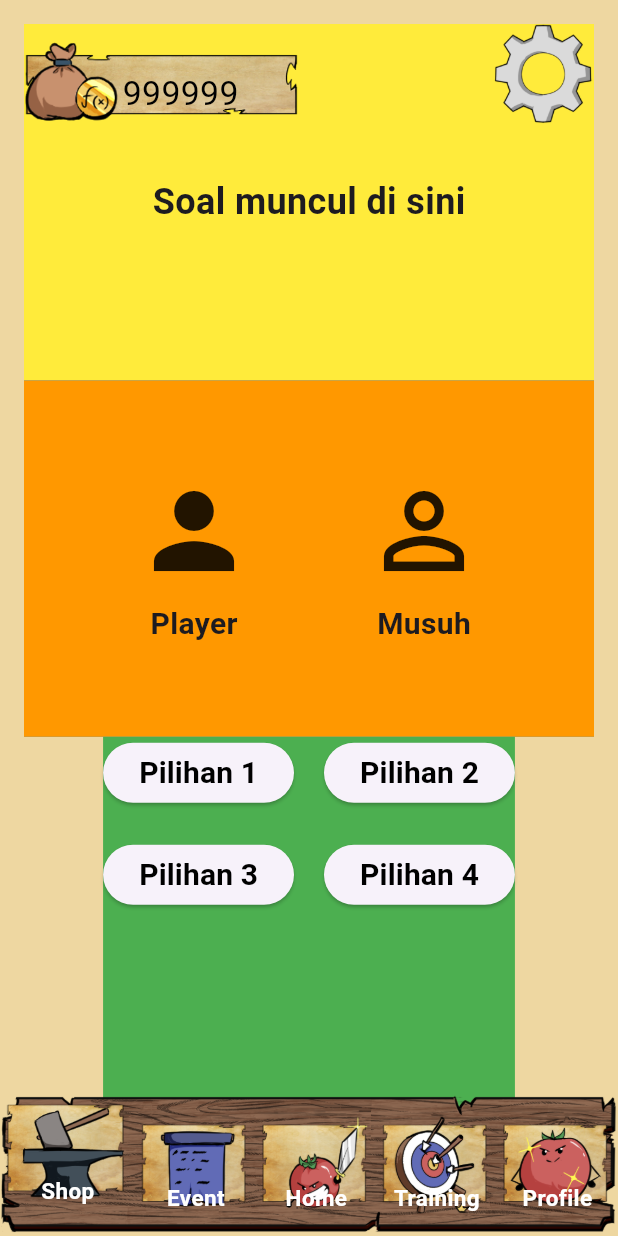
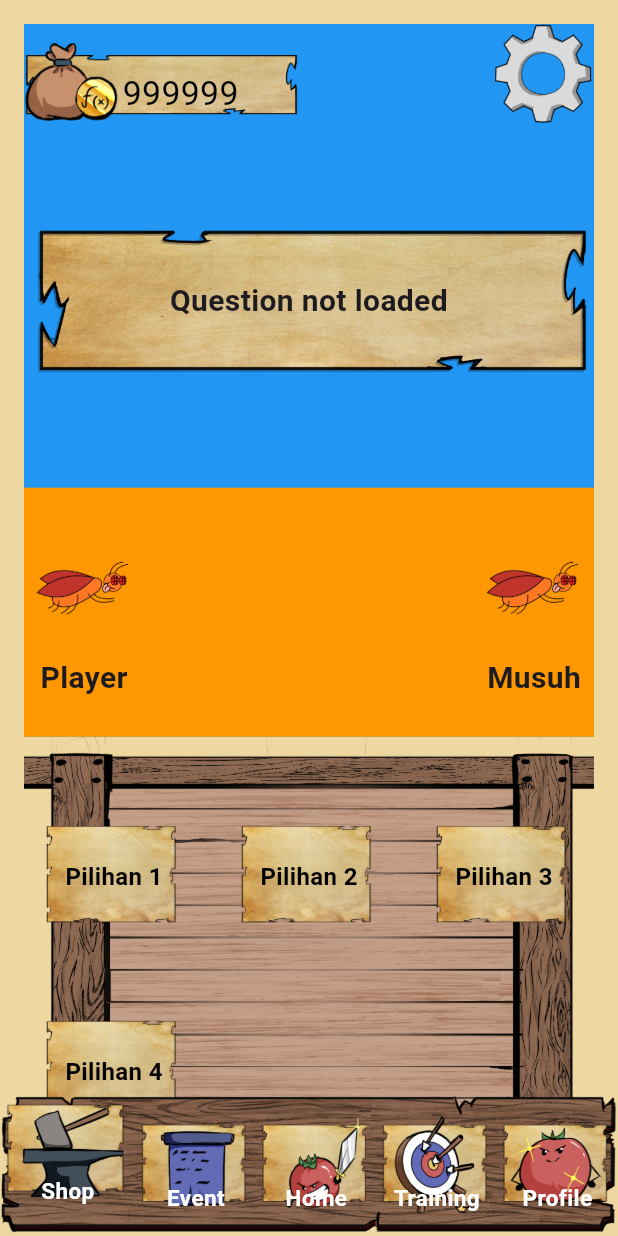
Before and after one commit to qwopiy/Tomath, a Flutter app: the CampaignScreen screen opened by its route, on a phone screen of 412 x 824 dp. Run offline on Flutter 3.47's test engine with Material 3 defaults, Android fonts, the phone set to English and light mode, and no system bars; our stand-ins replace go_router; missing offline and left inert: dart_eval.

Commit message:
add button widget for campaign_screen.dart

```diff
--- a/lib/screen/campaign_screen.dart
+++ b/lib/screen/campaign_screen.dart
@@ -1,7 +1,21 @@
 import 'package:flutter/material.dart';
+import 'package:tomath/widget/choice_button.dart';
 
-class CampaignScreen extends StatelessWidget {
+class CampaignScreen extends StatefulWidget {
   const CampaignScreen({super.key});
+
+  @override
+  State<CampaignScreen> createState() => _CampaignScreenState();
+}
+
+class _CampaignScreenState extends State<CampaignScreen> {
+  String questionText = 'Question not loaded';
+  List<String> choices = [
+    'Pilihan 1',
+    'Pilihan 2',
+    'Pilihan 3',
+    'Pilihan 4',
+  ];
 
   @override
   Widget build(BuildContext context) {
@@ -20,38 +34,51 @@ class CampaignScreen extends StatelessWidget {
                 // layar atas dibagi 2 juga
                 // atas: soal
                 // bawah: gambar player dan musuh
+                child: Padding(
+                  padding: const EdgeInsets.only(top: 60),    // padding 100 untuk setting
                   child: Column(
                     children: [
                       // atas: soal
                       Expanded(
-                      // flex: 6,
+                        flex: 6,
                         child: Container(
-                        color: Colors.yellow,
+                          decoration: BoxDecoration(
+                            image: DecorationImage(
+                              image: AssetImage('assets/ui/kertasPipih.png'),
+                              fit: BoxFit.contain,
+                            ),
+                          ),
                           alignment: Alignment.center,
+                          child: Padding(
+                            padding: const EdgeInsets.only(left: 40, right: 40),
                             child: Text(
-                          'Soal muncul di sini',
+                              questionText,
                               style: TextStyle(
-                            fontSize: 24,
+                                fontSize: 20,
                                 fontWeight: FontWeight.bold,
+                              ),
+                              textAlign: TextAlign.center,
+                              maxLines: 1,
+                              overflow: TextOverflow.ellipsis,
                             ),
                           ),
                         ),
                       ),
                       // bawah: gambar player dan musuh
                       Expanded(
-                      // flex: 4,
+                        flex: 4,
                         child: Container(
                           color: Colors.orange,
                           child: Row(
-                          mainAxisAlignment: MainAxisAlignment.spaceEvenly,
+                            mainAxisAlignment: MainAxisAlignment.spaceBetween,
                             children: [
                               // gambar player
                               Column(
                                 mainAxisAlignment: MainAxisAlignment.center,
                                 children: [
-                                Icon(
-                                  Icons.person,
-                                  size: 80,
+                                  Image(image: AssetImage('assets/images/FreakyBug.png'),
+                                    width: 80,
+                                    height: 80,
                                   ),
                                   SizedBox(height: 8),
                                   Text(
@@ -67,9 +94,9 @@ class CampaignScreen extends StatelessWidget {
                               Column(
                                 mainAxisAlignment: MainAxisAlignment.center,
                                 children: [
-                                Icon(
-                                  Icons.person_outline,
-                                  size: 80,
+                                  Image(image: AssetImage('assets/images/FreakyBug.png'),
+                                    width: 80,
+                                    height: 80,
                                   ),
                                   SizedBox(height: 8),
                                   Text(
@@ -89,69 +116,47 @@ class CampaignScreen extends StatelessWidget {
                   ),
                 ),
               ),
+            ),
             // bawah: pilihan jawaban
-            // TODO: betulin bentuk pilihan jawaban
             Expanded(
               flex: 4,
               child: Container(
-                color: Colors.green,
+                decoration: BoxDecoration(
+                  image: DecorationImage(
+                    image: AssetImage('assets/ui/PapanKayuShort.png'),
+                    fit: BoxFit.fitHeight,
+                  ),
+                ),
+                alignment: Alignment.center,
                 // wrap dari kiri ke kanan, overflow ke bawah
                 child: Wrap(
-                  spacing: 20.0,
-                  runSpacing: 20.0,
+                  spacing: 30.0,
+                  runSpacing: 30.0,
                   direction: Axis.horizontal,
                   children: [
-                    ElevatedButton(
+                    ChoiceButton(
+                      buttonText: choices[0],
                       onPressed: () {
                         print('Pilihan 1 ditekan');
                       },
-                      child: Text(
-                        'Pilihan 1',
-                        style: TextStyle(
-                          fontSize: 20,
-                          fontWeight: FontWeight.w600,
-                          color: Colors.black,
                     ),
-                      )
-                    ),
-                    ElevatedButton(
+                    ChoiceButton(
+                      buttonText: choices[1],
                       onPressed: () {
                         print('Pilihan 2 ditekan');
                       },
-                      child: Text(
-                        'Pilihan 2',
-                        style: TextStyle(
-                          fontSize: 20,
-                          fontWeight: FontWeight.w600,
-                          color: Colors.black,
                     ),
-                      )
-                    ),
-                    ElevatedButton(
+                    ChoiceButton(
+                      buttonText: choices[2],
                       onPressed: () {
                         print('Pilihan 3 ditekan');
                       },
-                      child: Text(
-                        'Pilihan 3',
-                        style: TextStyle(
-                          fontSize: 20,
-                          fontWeight: FontWeight.w600,
-                          color: Colors.black,
                     ),
-                      )
-                    ),
-                    ElevatedButton(
+                    ChoiceButton(
+                      buttonText: choices[3],
                       onPressed: () {
                         print('Pilihan 4 ditekan');
                       },
-                      child: Text(
-                        'Pilihan 4',
-                        style: TextStyle(
-                          fontSize: 20,
-                          fontWeight: FontWeight.w600,
-                          color: Colors.black,
-                        ),
-                      )
                     ),
                   ],
                 ),
--- /dev/null
+++ b/lib/widget/choice_button.dart
@@ -0,0 +1,38 @@
+import 'package:flutter/material.dart';
+
+class ChoiceButton extends StatelessWidget{
+  final String buttonText;
+  final VoidCallback onPressed;
+
+  const ChoiceButton({
+    super.key,
+    required this.buttonText,
+    required this.onPressed,
+  });
+
+  @override
+  Widget build(BuildContext context) {
+    return GestureDetector(
+      onTap: onPressed,
+      child: Container(
+        width: 100,
+        height: 100,
+        decoration: BoxDecoration(
+          image: DecorationImage(
+            image: AssetImage('assets/ui/kertasKecil.png'),
+            fit: BoxFit.scaleDown,
+          ),
+        ),
+        alignment: Alignment.center,
+        child: Text(
+          buttonText,
+          style: const TextStyle(
+            fontSize: 16,
+            fontWeight: FontWeight.bold,
+            color: Colors.black,
+          ),
+        ),
+      ),
+    );
+  }
+}
--- a/pubspec.yaml
+++ b/pubspec.yaml
@@ -63,6 +63,7 @@ flutter:
   assets:
     - assets/background/
     - assets/ui/
+    - assets/images/
 
 
   # An image asset can refer to one or more resolution-specific "variants", see
```
Lines whose indentation alone changed are shown as unchanged.
